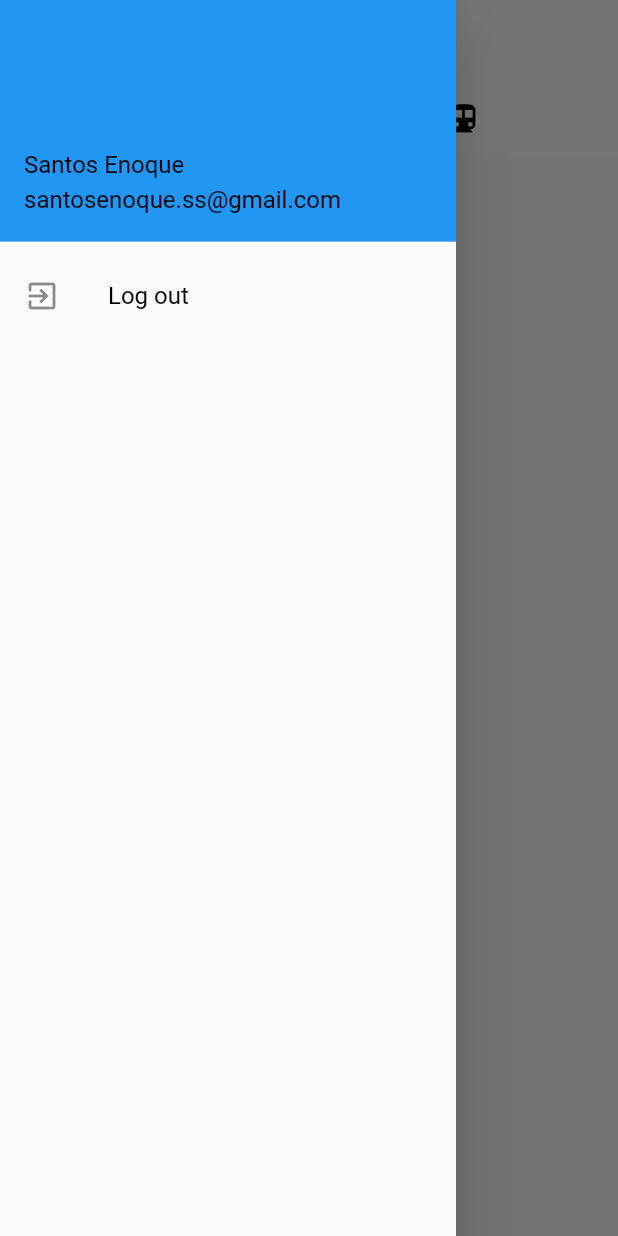
After one commit to Ashcrafter55/NEX-App, a Flutter app: the SellerHomeScreen screen opened directly, with the side drawer open, on a phone screen of 412 x 824 dp. The commit adds this screen. Run offline on Flutter 3.47's test engine with Material 2 defaults, Android fonts, the phone set to English and light mode, and no system bars; our stand-ins replace get.

Commit message:
pages added

```diff
--- a/lib/screens/login/login.dart
+++ b/lib/screens/login/login.dart
@@ -1,6 +1,6 @@
 import 'package:flutter/material.dart';
 import 'package:flutter_template_project/helpers/style.dart';
-import 'package:flutter_template_project/screens/home/home.dart';
+import 'package:flutter_template_project/screens/buyerHome/home.dart';
 import 'package:flutter_template_project/screens/registration/registration.dart';
 import 'package:flutter_template_project/widgets/custom_button.dart';
 import 'package:flutter_template_project/widgets/custom_text.dart';
--- a/lib/screens/registration/registration.dart
+++ b/lib/screens/registration/registration.dart
@@ -1,6 +1,6 @@
 import 'package:flutter/material.dart';
 import 'package:flutter_template_project/helpers/style.dart';
-import 'package:flutter_template_project/screens/home/home.dart';
+import 'package:flutter_template_project/screens/buyerHome/home.dart';
 import 'package:flutter_template_project/screens/login/login.dart';
 import 'package:flutter_template_project/widgets/custom_button.dart';
 import 'package:flutter_template_project/widgets/custom_text.dart';
--- /dev/null
+++ b/lib/screens/sellerHome/sellerHome.dart
@@ -0,0 +1,53 @@
+import 'package:flutter/material.dart';
+import 'package:flutter_template_project/helpers/style.dart';
+import 'package:flutter_template_project/screens/login/login.dart';
+import 'package:flutter_template_project/widgets/custom_text.dart';
+import 'package:get/get.dart';
+
+class SellerHomeScreen extends StatelessWidget {
+  const SellerHomeScreen({ Key key }) : super(key: key);
+
+  @override
+  Widget build(BuildContext context) {
+    return DefaultTabController(
+      length: 3,
+
+      child: Scaffold(
+        appBar: AppBar(
+          backgroundColor: Colors.white,
+          elevation: 0,
+          iconTheme: IconThemeData(color: Colors.black),
+          title: CustomText(text: "Demo App",),
+          bottom: TabBar(
+            tabs: [
+              Tab(icon: Icon(Icons.directions_car, color: Colors.black,)),
+              Tab(icon: Icon(Icons.directions_transit, color: Colors.black,))
+            ],
+          ),
+        ),
+        drawer: Drawer(
+          child: ListView(
+            children: [
+              UserAccountsDrawerHeader(accountName: CustomText(text: "Santos Enoque",), accountEmail: CustomText(text: "santosenoque.ss@gmail.com",)),
+              ListTile(
+                leading: Icon(Icons.exit_to_app),
+                title: CustomText(text: "Log out",),
+                onTap: (){
+                  Get.offAll(LoginScreen());
+                },
+              )
+            ],
+          ),
+        ),
+        body: TabBarView(
+          children: [
+            Center(child: CustomText(text: "Screen one",),),
+            Center(child: CustomText(text: "Screen two",),),
+            Center(child: CustomText(text: "Screen three",),),
+
+          ],
+        ),
+      ),
+    );
+  }
+}
```
Also changed, not shown: lib/screens/buyerHome/home.dart (renamed from lib/screens/home/home.dart).
